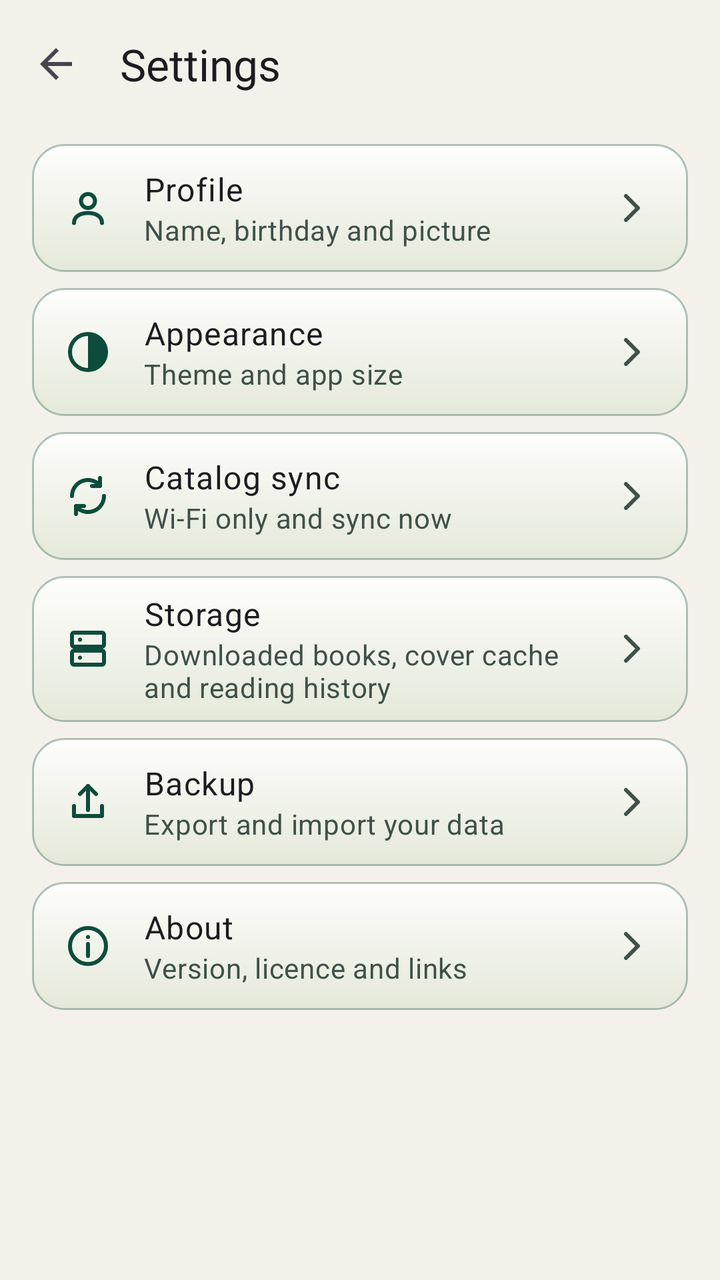
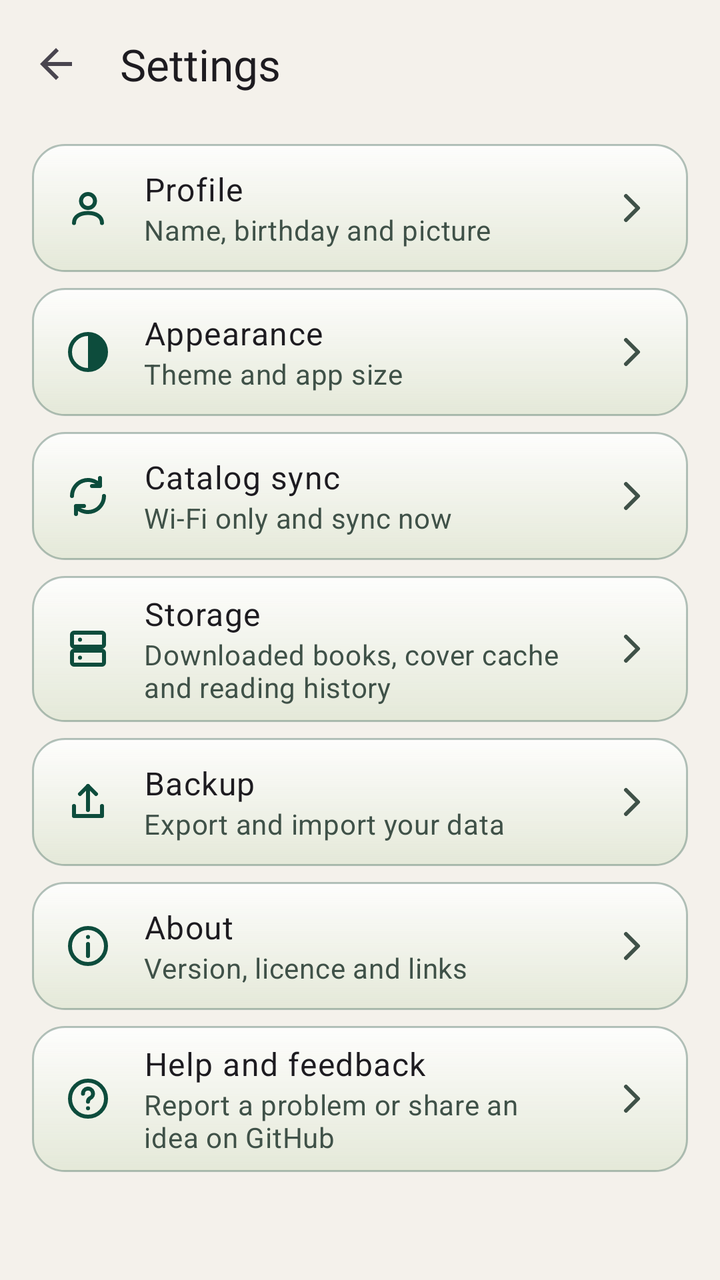

Compare the two renders of this Android layout. The source of the first and the diff that turns it into the second are given below.
<!-- AndroidManifest.xml: application theme Theme.FreeLibrary -->
<!-- res/layout/fragment_settings.xml -->
<?xml version="1.0" encoding="utf-8"?>
<LinearLayout xmlns:android="http://schemas.android.com/apk/res/android"
    xmlns:app="http://schemas.android.com/apk/res-auto"
    android:id="@+id/settingsRoot"
    android:layout_width="match_parent"
    android:layout_height="match_parent"
    android:orientation="vertical">

    <com.google.android.material.appbar.MaterialToolbar
        android:id="@+id/settingsToolbar"
        android:layout_width="match_parent"
        android:layout_height="?attr/actionBarSize"
        app:navigationContentDescription="@string/back"
        app:navigationIcon="?attr/homeAsUpIndicator"
        app:title="@string/settings_title"
        app:titleTextAppearance="@style/TextAppearance.FreeLibrary.TitleLarge" />

    <androidx.core.widget.NestedScrollView
        android:layout_width="match_parent"
        android:layout_height="0dp"
        android:layout_weight="1"
        android:clipToPadding="false">

        <LinearLayout
            android:layout_width="match_parent"
            android:layout_height="wrap_content"
            android:orientation="vertical"
            android:paddingStart="@dimen/spacing_m"
            android:paddingEnd="@dimen/spacing_m"
            android:paddingBottom="@dimen/spacing_m">

            <LinearLayout
                android:id="@+id/profileRow"
                android:layout_width="match_parent"
                android:layout_height="wrap_content"
                android:layout_marginTop="@dimen/spacing_s"
                android:background="@drawable/bg_glass_card"
                android:clickable="true"
                android:focusable="true"
                android:gravity="center_vertical"
                android:minHeight="64dp"
                android:orientation="horizontal"
                android:paddingStart="@dimen/spacing_m"
                android:paddingEnd="@dimen/spacing_m">

                <ImageView
                    android:layout_width="24dp"
                    android:layout_height="24dp"
                    android:importantForAccessibility="no"
                    android:src="@drawable/ic_profile"
                    app:tint="?attr/colorPrimary" />

                <LinearLayout
                    android:layout_width="0dp"
                    android:layout_height="wrap_content"
                    android:layout_marginStart="@dimen/spacing_m"
                    android:layout_weight="1"
                    android:orientation="vertical"
                    android:paddingTop="@dimen/spacing_s"
                    android:paddingBottom="@dimen/spacing_s">

                    <TextView
                        android:layout_width="match_parent"
                        android:layout_height="wrap_content"
                        android:text="@string/settings_profile"
                        android:textAppearance="?attr/textAppearanceBodyLarge" />

                    <TextView
                        android:layout_width="match_parent"
                        android:layout_height="wrap_content"
                        android:text="@string/settings_profile_summary"
                        android:textAppearance="?attr/textAppearanceBodyMedium"
                        android:textColor="?attr/colorOnSurfaceVariant" />

                </LinearLayout>

                <ImageView
                    android:layout_width="24dp"
                    android:layout_height="24dp"
                    android:layout_marginStart="@dimen/spacing_m"
                    android:importantForAccessibility="no"
                    android:src="@drawable/ic_chevron_right"
                    app:tint="?attr/colorOnSurfaceVariant" />

            </LinearLayout>

            <LinearLayout
                android:id="@+id/appearanceRow"
                android:layout_width="match_parent"
                android:layout_height="wrap_content"
                android:layout_marginTop="@dimen/spacing_s"
                android:background="@drawable/bg_glass_card"
                android:clickable="true"
                android:focusable="true"
                android:gravity="center_vertical"
                android:minHeight="64dp"
                android:orientation="horizontal"
                android:paddingStart="@dimen/spacing_m"
                android:paddingEnd="@dimen/spacing_m">

                <ImageView
                    android:layout_width="24dp"
                    android:layout_height="24dp"
                    android:importantForAccessibility="no"
                    android:src="@drawable/ic_settings_appearance"
                    app:tint="?attr/colorPrimary" />

                <LinearLayout
                    android:layout_width="0dp"
                    android:layout_height="wrap_content"
                    android:layout_marginStart="@dimen/spacing_m"
                    android:layout_weight="1"
                    android:orientation="vertical"
                    android:paddingTop="@dimen/spacing_s"
                    android:paddingBottom="@dimen/spacing_s">

                    <TextView
                        android:layout_width="match_parent"
                        android:layout_height="wrap_content"
                        android:text="@string/settings_appearance"
                        android:textAppearance="?attr/textAppearanceBodyLarge" />

                    <TextView
                        android:layout_width="match_parent"
                        android:layout_height="wrap_content"
                        android:text="@string/settings_appearance_summary"
                        android:textAppearance="?attr/textAppearanceBodyMedium"
                        android:textColor="?attr/colorOnSurfaceVariant" />

                </LinearLayout>

                <ImageView
                    android:layout_width="24dp"
                    android:layout_height="24dp"
                    android:layout_marginStart="@dimen/spacing_m"
                    android:importantForAccessibility="no"
                    android:src="@drawable/ic_chevron_right"
                    app:tint="?attr/colorOnSurfaceVariant" />

            </LinearLayout>

            <LinearLayout
                android:id="@+id/syncRow"
                android:layout_width="match_parent"
                android:layout_height="wrap_content"
                android:layout_marginTop="@dimen/spacing_s"
                android:background="@drawable/bg_glass_card"
                android:clickable="true"
                android:focusable="true"
                android:gravity="center_vertical"
                android:minHeight="64dp"
                android:orientation="horizontal"
                android:paddingStart="@dimen/spacing_m"
                android:paddingEnd="@dimen/spacing_m">

                <ImageView
                    android:layout_width="24dp"
                    android:layout_height="24dp"
                    android:importantForAccessibility="no"
                    android:src="@drawable/ic_settings_sync"
                    app:tint="?attr/colorPrimary" />

                <LinearLayout
                    android:layout_width="0dp"
                    android:layout_height="wrap_content"
                    android:layout_marginStart="@dimen/spacing_m"
                    android:layout_weight="1"
                    android:orientation="vertical"
                    android:paddingTop="@dimen/spacing_s"
                    android:paddingBottom="@dimen/spacing_s">

                    <TextView
                        android:layout_width="match_parent"
                        android:layout_height="wrap_content"
                        android:text="@string/settings_sync"
                        android:textAppearance="?attr/textAppearanceBodyLarge" />

                    <TextView
                        android:layout_width="match_parent"
                        android:layout_height="wrap_content"
                        android:text="@string/settings_sync_summary"
                        android:textAppearance="?attr/textAppearanceBodyMedium"
                        android:textColor="?attr/colorOnSurfaceVariant" />

                </LinearLayout>

                <ImageView
                    android:layout_width="24dp"
                    android:layout_height="24dp"
                    android:layout_marginStart="@dimen/spacing_m"
                    android:importantForAccessibility="no"
                    android:src="@drawable/ic_chevron_right"
                    app:tint="?attr/colorOnSurfaceVariant" />

            </LinearLayout>

            <LinearLayout
                android:id="@+id/storageRow"
                android:layout_width="match_parent"
                android:layout_height="wrap_content"
                android:layout_marginTop="@dimen/spacing_s"
                android:background="@drawable/bg_glass_card"
                android:clickable="true"
                android:focusable="true"
                android:gravity="center_vertical"
                android:minHeight="64dp"
                android:orientation="horizontal"
                android:paddingStart="@dimen/spacing_m"
                android:paddingEnd="@dimen/spacing_m">

                <ImageView
                    android:layout_width="24dp"
                    android:layout_height="24dp"
                    android:importantForAccessibility="no"
                    android:src="@drawable/ic_settings_storage"
                    app:tint="?attr/colorPrimary" />

                <LinearLayout
                    android:layout_width="0dp"
                    android:layout_height="wrap_content"
                    android:layout_marginStart="@dimen/spacing_m"
                    android:layout_weight="1"
                    android:orientation="vertical"
                    android:paddingTop="@dimen/spacing_s"
                    android:paddingBottom="@dimen/spacing_s">

                    <TextView
                        android:layout_width="match_parent"
                        android:layout_height="wrap_content"
                        android:text="@string/settings_storage"
                        android:textAppearance="?attr/textAppearanceBodyLarge" />

                    <TextView
                        android:layout_width="match_parent"
                        android:layout_height="wrap_content"
                        android:text="@string/settings_storage_summary"
                        android:textAppearance="?attr/textAppearanceBodyMedium"
                        android:textColor="?attr/colorOnSurfaceVariant" />

                </LinearLayout>

                <ImageView
                    android:layout_width="24dp"
                    android:layout_height="24dp"
                    android:layout_marginStart="@dimen/spacing_m"
                    android:importantForAccessibility="no"
                    android:src="@drawable/ic_chevron_right"
                    app:tint="?attr/colorOnSurfaceVariant" />

            </LinearLayout>

            <LinearLayout
                android:id="@+id/backupRow"
                android:layout_width="match_parent"
                android:layout_height="wrap_content"
                android:layout_marginTop="@dimen/spacing_s"
                android:background="@drawable/bg_glass_card"
                android:clickable="true"
                android:focusable="true"
                android:gravity="center_vertical"
                android:minHeight="64dp"
                android:orientation="horizontal"
                android:paddingStart="@dimen/spacing_m"
                android:paddingEnd="@dimen/spacing_m">

                <ImageView
                    android:layout_width="24dp"
                    android:layout_height="24dp"
                    android:importantForAccessibility="no"
                    android:src="@drawable/ic_settings_backup"
                    app:tint="?attr/colorPrimary" />

                <LinearLayout
                    android:layout_width="0dp"
                    android:layout_height="wrap_content"
                    android:layout_marginStart="@dimen/spacing_m"
                    android:layout_weight="1"
                    android:orientation="vertical"
                    android:paddingTop="@dimen/spacing_s"
                    android:paddingBottom="@dimen/spacing_s">

                    <TextView
                        android:layout_width="match_parent"
                        android:layout_height="wrap_content"
                        android:text="@string/settings_backup"
                        android:textAppearance="?attr/textAppearanceBodyLarge" />

                    <TextView
                        android:layout_width="match_parent"
                        android:layout_height="wrap_content"
                        android:text="@string/settings_backup_row_summary"
                        android:textAppearance="?attr/textAppearanceBodyMedium"
                        android:textColor="?attr/colorOnSurfaceVariant" />

                </LinearLayout>

                <ImageView
                    android:layout_width="24dp"
                    android:layout_height="24dp"
                    android:layout_marginStart="@dimen/spacing_m"
                    android:importantForAccessibility="no"
                    android:src="@drawable/ic_chevron_right"
                    app:tint="?attr/colorOnSurfaceVariant" />

            </LinearLayout>

            <LinearLayout
                android:id="@+id/aboutRow"
                android:layout_width="match_parent"
                android:layout_height="wrap_content"
                android:layout_marginTop="@dimen/spacing_s"
                android:background="@drawable/bg_glass_card"
                android:clickable="true"
                android:focusable="true"
                android:gravity="center_vertical"
                android:minHeight="64dp"
                android:orientation="horizontal"
                android:paddingStart="@dimen/spacing_m"
                android:paddingEnd="@dimen/spacing_m">

                <ImageView
                    android:layout_width="24dp"
                    android:layout_height="24dp"
                    android:importantForAccessibility="no"
                    android:src="@drawable/ic_settings_about"
                    app:tint="?attr/colorPrimary" />

                <LinearLayout
                    android:layout_width="0dp"
                    android:layout_height="wrap_content"
                    android:layout_marginStart="@dimen/spacing_m"
                    android:layout_weight="1"
                    android:orientation="vertical"
                    android:paddingTop="@dimen/spacing_s"
                    android:paddingBottom="@dimen/spacing_s">

                    <TextView
                        android:layout_width="match_parent"
                        android:layout_height="wrap_content"
                        android:text="@string/settings_about"
                        android:textAppearance="?attr/textAppearanceBodyLarge" />

                    <TextView
                        android:layout_width="match_parent"
                        android:layout_height="wrap_content"
                        android:text="@string/settings_about_summary"
                        android:textAppearance="?attr/textAppearanceBodyMedium"
                        android:textColor="?attr/colorOnSurfaceVariant" />

                </LinearLayout>

                <ImageView
                    android:layout_width="24dp"
                    android:layout_height="24dp"
                    android:layout_marginStart="@dimen/spacing_m"
                    android:importantForAccessibility="no"
                    android:src="@drawable/ic_chevron_right"
                    app:tint="?attr/colorOnSurfaceVariant" />

            </LinearLayout>

        </LinearLayout>
    </androidx.core.widget.NestedScrollView>

</LinearLayout>
<!-- resources referenced by this layout -->
<resources>
  <dimen name="spacing_m">16dp</dimen>
  <dimen name="spacing_s">8dp</dimen>
  <string name="back">Back</string>
  <string name="settings_about">About</string>
  <string name="settings_about_summary">Version, licence and links</string>
  <string name="settings_appearance">Appearance</string>
  <string name="settings_appearance_summary">Theme and app size</string>
  <string name="settings_backup">Backup</string>
  <string name="settings_backup_row_summary">Export and import your data</string>
  <string name="settings_profile">Profile</string>
  <string name="settings_profile_summary">Name, birthday and picture</string>
  <string name="settings_storage">Storage</string>
  <string name="settings_storage_summary">Downloaded books, cover cache and reading history</string>
  <string name="settings_sync">Catalog sync</string>
  <string name="settings_sync_summary">Wi-Fi only and sync now</string>
  <string name="settings_title">Settings</string>
  <color name="glass_fill_bottom">#5CC9DAB8</color>
  <color name="glass_fill_top">#D9FFFFFF</color>
  <color name="glass_border">#592D5A4A</color>
  <color name="md_primary">#0D4C3C</color>
  <color name="md_on_primary">#F4F1EB</color>
  <color name="md_primary_container">#BFD7A6</color>
  <color name="md_on_primary_container">#0A3A2E</color>
  <color name="md_primary_inverse">#A9CC8A</color>
  <color name="md_secondary">#2D5A4A</color>
  <color name="md_on_secondary">#F4F1EB</color>
  <color name="md_secondary_container">#7AA05A</color>
  <color name="md_on_secondary_container">#17231E</color>
  <color name="md_background">#F4F1EB</color>
  <color name="md_on_background">#17231E</color>
  <color name="md_surface">#F4F1EB</color>
  <color name="md_on_surface">#17231E</color>
  <color name="md_surface_variant">#D8E3CB</color>
  <color name="md_on_surface_variant">#3F5148</color>
  <color name="md_surface_inverse">#17231E</color>
  <color name="md_on_surface_inverse">#F4F1EB</color>
  <color name="md_surface_container_lowest">#F8F8F0</color>
  <color name="md_surface_container_low">#E9EEDF</color>
  <color name="md_surface_container">#DFE8D3</color>
  <color name="md_surface_container_high">#D5E2C7</color>
  <color name="md_surface_container_highest">#CADBBB</color>
  <color name="md_error">#BA1A1A</color>
  <color name="md_on_error">#FFFFFF</color>
  <color name="md_error_container">#FFDAD6</color>
  <color name="md_on_error_container">#410002</color>
  <color name="md_outline">#55665D</color>
  <color name="md_outline_variant">#B5C4A5</color>
  <style name="Widget.FreeLibrary.Toolbar" parent="Widget.Material3.Toolbar">
          <item name="android:background">@android:color/transparent</item>
      </style>
  <!-- unchanged entries left out for length: 13 -->
</resources>

<!-- the commit's change to res/layout/fragment_settings.xml (unified diff, before → after) -->
@@ -359,6 +359,61 @@
 
             </LinearLayout>
 
+            <LinearLayout
+                android:id="@+id/helpRow"
+                android:layout_width="match_parent"
+                android:layout_height="wrap_content"
+                android:layout_marginTop="@dimen/spacing_s"
+                android:background="@drawable/bg_glass_card"
+                android:clickable="true"
+                android:focusable="true"
+                android:gravity="center_vertical"
+                android:minHeight="64dp"
+                android:orientation="horizontal"
+                android:paddingStart="@dimen/spacing_m"
+                android:paddingEnd="@dimen/spacing_m">
+
+                <ImageView
+                    android:layout_width="24dp"
+                    android:layout_height="24dp"
+                    android:importantForAccessibility="no"
+                    android:src="@drawable/ic_settings_help"
+                    app:tint="?attr/colorPrimary" />
+
+                <LinearLayout
+                    android:layout_width="0dp"
+                    android:layout_height="wrap_content"
+                    android:layout_marginStart="@dimen/spacing_m"
+                    android:layout_weight="1"
+                    android:orientation="vertical"
+                    android:paddingTop="@dimen/spacing_s"
+                    android:paddingBottom="@dimen/spacing_s">
+
+                    <TextView
+                        android:layout_width="match_parent"
+                        android:layout_height="wrap_content"
+                        android:text="@string/settings_help"
+                        android:textAppearance="?attr/textAppearanceBodyLarge" />
+
+                    <TextView
+                        android:layout_width="match_parent"
+                        android:layout_height="wrap_content"
+                        android:text="@string/settings_help_summary"
+                        android:textAppearance="?attr/textAppearanceBodyMedium"
+                        android:textColor="?attr/colorOnSurfaceVariant" />
+
+                </LinearLayout>
+
+                <ImageView
+                    android:layout_width="24dp"
+                    android:layout_height="24dp"
+                    android:layout_marginStart="@dimen/spacing_m"
+                    android:importantForAccessibility="no"
+                    android:src="@drawable/ic_chevron_right"
+                    app:tint="?attr/colorOnSurfaceVariant" />
+
+            </LinearLayout>
+
         </LinearLayout>
     </androidx.core.widget.NestedScrollView>
 
<!-- resource entries referenced after the edit -->
@@ -2,6 +2,35 @@
 <resources>
   <dimen name="spacing_m">16dp</dimen>
   <dimen name="spacing_s">8dp</dimen>
+  <!-- drawable ic_settings_help (drawable) -->
+  <?xml version="1.0" encoding="utf-8"?>
+  <vector xmlns:android="http://schemas.android.com/apk/res/android"
+      android:width="24dp"
+      android:height="24dp"
+      android:viewportWidth="24"
+      android:viewportHeight="24">
+      <path
+          android:fillColor="#00000000"
+          android:pathData="M12,3a9,9 0 1,0 0,18a9,9 0 1,0 0,-18z"
+          android:strokeColor="#FF000000"
+          android:strokeLineCap="round"
+          android:strokeLineJoin="round"
+          android:strokeWidth="2" />
+      <path
+          android:fillColor="#00000000"
+          android:pathData="M9.5,9.5a2.5,2.5 0 1,1 3.6,2.2c-0.7,0.4 -1.1,0.9 -1.1,1.8"
+          android:strokeColor="#FF000000"
+          android:strokeLineCap="round"
+          android:strokeLineJoin="round"
+          android:strokeWidth="2" />
+      <path
+          android:fillColor="#00000000"
+          android:pathData="M12,16.8h0.01"
+          android:strokeColor="#FF000000"
+          android:strokeLineCap="round"
+          android:strokeLineJoin="round"
+          android:strokeWidth="2" />
+  </vector>
   <string name="back">Back</string>
   <string name="settings_about">About</string>
   <string name="settings_about_summary">Version, licence and links</string>
@@ -9,6 +38,8 @@
   <string name="settings_appearance_summary">Theme and app size</string>
   <string name="settings_backup">Backup</string>
   <string name="settings_backup_row_summary">Export and import your data</string>
+  <string name="settings_help">Help and feedback</string>
+  <string name="settings_help_summary">Report a problem or share an idea on GitHub</string>
   <string name="settings_profile">Profile</string>
   <string name="settings_profile_summary">Name, birthday and picture</string>
   <string name="settings_storage">Storage</string>
